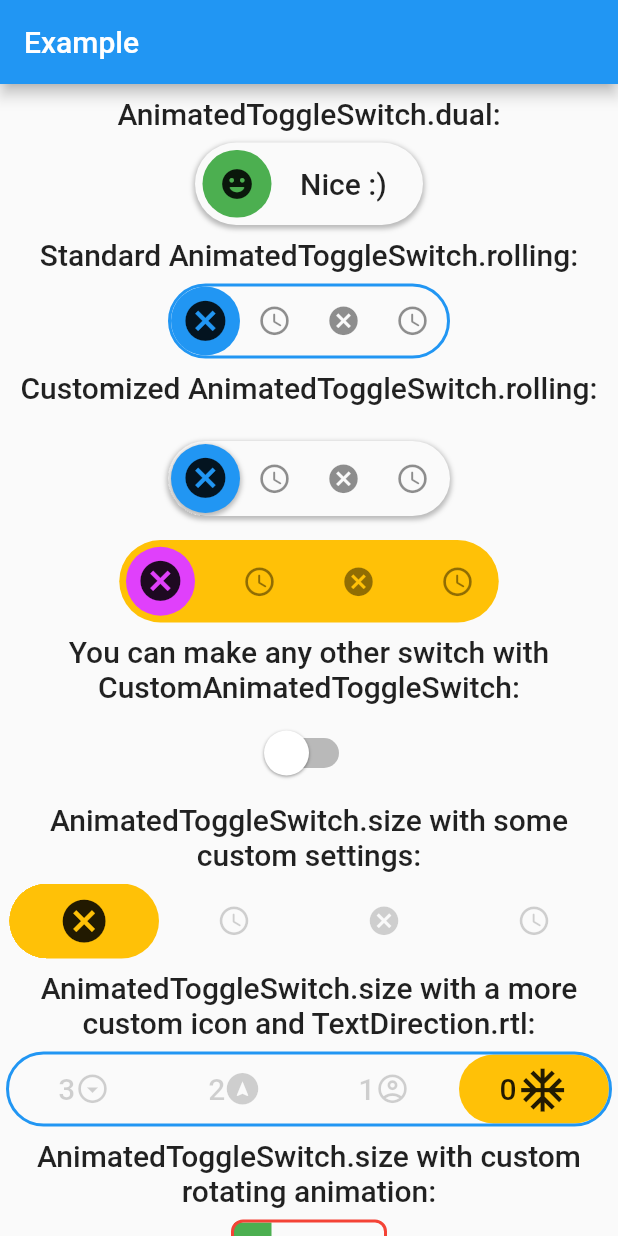
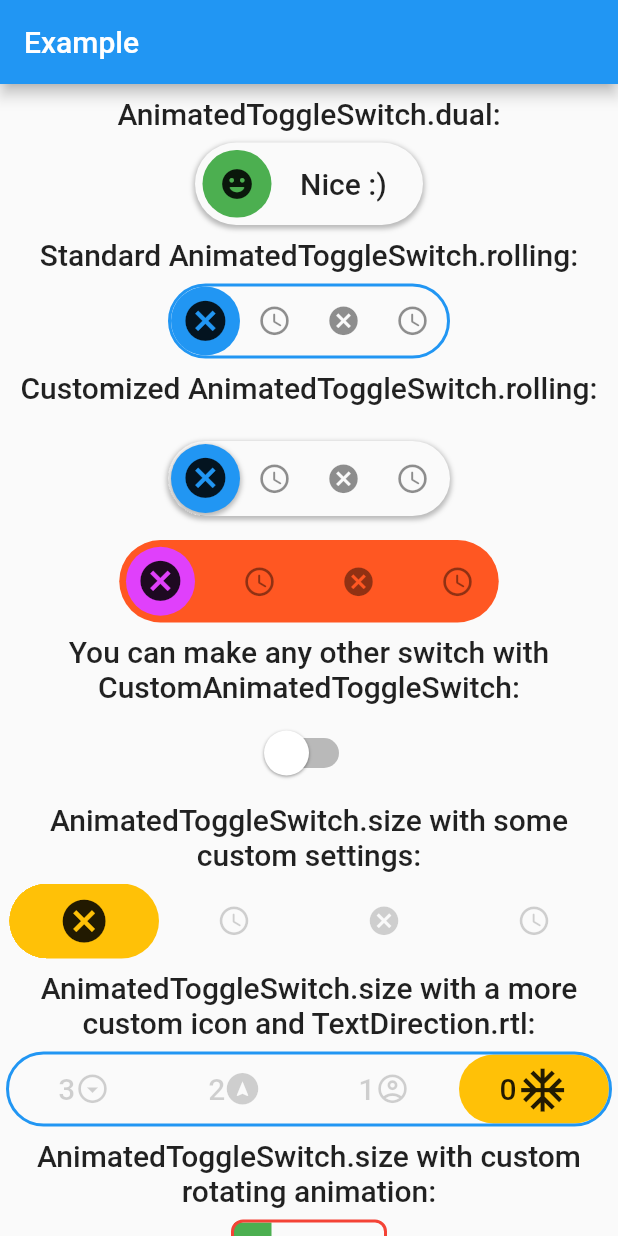
Before and after one commit to splashbyte/animated_toggle_switch, a Flutter app: the screen it shows after launch, on a phone screen of 412 x 824 dp. Run offline on Flutter 3.47's test engine with Material 2 defaults, Android fonts, the phone set to English and light mode, and no system bars.

Commit message:
improve inner color customisation by adding innerColorBuilder, update example

```diff
--- a/example/lib/main.dart
+++ b/example/lib/main.dart
@@ -132,7 +132,8 @@ class _MyHomePageState extends State<MyHomePage> {
                 iconBuilder: rollingIconBuilder,
                 borderWidth: 4.5,
                 indicatorColor: Colors.purpleAccent,
-                innerColor: Colors.amber,
+                //innerColor: Colors.amber,
+                innerColorBuilder: colorBuilder,
                 height: 55,
                 dif: 20.0,
                 borderColor: Colors.transparent,
@@ -324,6 +325,15 @@ class _MyHomePageState extends State<MyHomePage> {
     );
   }
 
+  Color? colorBuilder(int value) {
+    return [
+      Colors.deepOrange,
+      Colors.deepPurple,
+      Colors.red,
+      Colors.blue
+    ][value];
+  }
+
   Widget iconBuilder(int value, Size iconSize) {
     return rollingIconBuilder(value, iconSize, false);
   }
--- a/lib/src/widgets/animated_toggle_switch.dart
+++ b/lib/src/widgets/animated_toggle_switch.dart
@@ -78,6 +78,9 @@ class AnimatedToggleSwitch<T> extends StatelessWidget {
 
   /// Color of the background.
   final Color? innerColor;
+
+  // Color builder for background
+  final ColorBuilder<T>? innerColorBuilder;
 
   /// Opacity for the icons.
   ///
@@ -169,6 +172,7 @@ class AnimatedToggleSwitch<T> extends StatelessWidget {
     this.borderWidth = 2,
     this.borderColor,
     this.innerColor,
+    this.innerColorBuilder,
     this.indicatorColor,
     this.colorBuilder,
     this.iconAnimationCurve = Curves.easeOutBack,
@@ -213,6 +217,7 @@ class AnimatedToggleSwitch<T> extends StatelessWidget {
     this.borderWidth = 2,
     this.borderColor,
     this.innerColor,
+    this.innerColorBuilder,
     this.indicatorColor,
     this.colorBuilder,
     iconSize = const Size(23.0, 23.0),
@@ -263,6 +268,7 @@ class AnimatedToggleSwitch<T> extends StatelessWidget {
     this.borderWidth = 2,
     this.borderColor,
     this.innerColor,
+    this.innerColorBuilder,
     this.indicatorColor,
     this.colorBuilder,
     iconSize = const Size(0.5, 0.5),
@@ -343,6 +349,7 @@ class AnimatedToggleSwitch<T> extends StatelessWidget {
     this.borderWidth = 2,
     this.borderColor,
     this.innerColor,
+    this.innerColorBuilder,
     this.indicatorColor,
     this.colorBuilder,
     this.iconAnimationCurve = Curves.easeOutBack,
@@ -396,6 +403,7 @@ class AnimatedToggleSwitch<T> extends StatelessWidget {
     this.borderWidth = 2,
     this.borderColor,
     this.innerColor,
+    this.innerColorBuilder,
     this.indicatorColor,
     this.colorBuilder,
     double iconRadius = 0.25,
@@ -458,6 +466,7 @@ class AnimatedToggleSwitch<T> extends StatelessWidget {
     this.borderWidth = 2,
     this.borderColor,
     this.innerColor,
+    this.innerColorBuilder,
     this.indicatorColor,
     this.colorBuilder,
     double iconRadius = 11.5,
@@ -589,6 +598,7 @@ class AnimatedToggleSwitch<T> extends StatelessWidget {
     this.borderWidth = 2,
     this.borderColor,
     this.innerColor,
+    this.innerColorBuilder,
     this.indicatorColor,
     this.colorBuilder,
     double iconRadius = 16.1,
@@ -734,8 +744,13 @@ class AnimatedToggleSwitch<T> extends StatelessWidget {
         iconBuilder: (context, local, global) => _animatedOpacityIcon(
             _animatedSizeIcon(context, local, global), local.value == current),
         padding: EdgeInsets.all(borderWidth),
-        wrapperBuilder: (context, properties, child) =>
-            TweenAnimationBuilder<Color?>(
+        wrapperBuilder: (context, properties, child) {
+          double pos = properties.position;
+          Color? innerColorCalculated = Color.lerp(
+              innerColorBuilder?.call(values[pos.floor()]) ?? innerColor,
+              innerColorBuilder?.call(values[pos.ceil()]) ?? innerColor,
+              pos - pos.floor());
+          return TweenAnimationBuilder<Color?>(
             duration: animationDuration,
             tween: ColorTween(
               begin: borderColorBuilder?.call(current) ??
@@ -752,13 +767,14 @@ class AnimatedToggleSwitch<T> extends StatelessWidget {
                 borderRadius: borderRadius,
               ),
               decoration: BoxDecoration(
-                  color: innerColor ?? theme.scaffoldBackgroundColor,
+                color: innerColorCalculated ?? theme.scaffoldBackgroundColor,
                 borderRadius: borderRadius,
                 boxShadow: boxShadow,
               ),
               child: child,
             ),
-            ));
+          );
+        });
   }
 
   Widget _indicatorBuilder(
```
Lines whose indentation alone changed are shown as unchanged.
